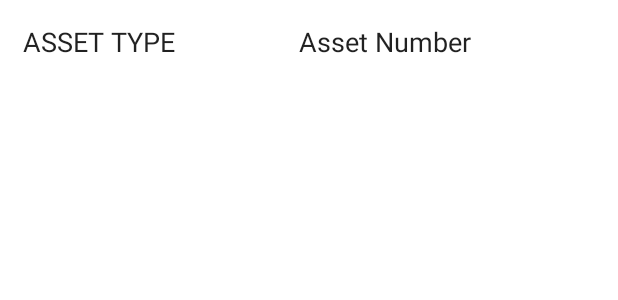
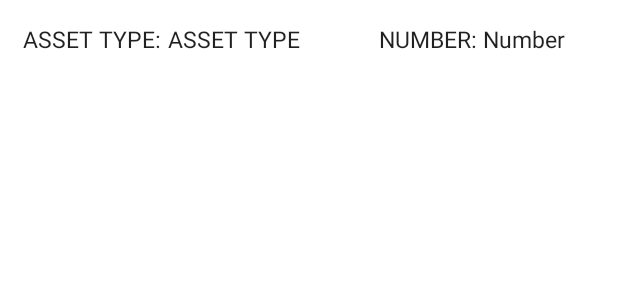
Before and after one commit to PrinceSumberia/assets-management, an Android app: the layout get_info_list.xml on its own in the app's theme, with its tools: preview values and no code run, on a phone screen of 412 x 824 dp. Shown: the top 300 px of the screen. Run offline under Robolectric (Android 15) with nearby library versions, the phone set to English and light mode, and no system bars.

```diff
--- a/app/src/main/java/com/prince/assetManagement/GetInfoList.java
+++ b/app/src/main/java/com/prince/assetManagement/GetInfoList.java
@@ -5,7 +5,7 @@ import android.content.Context;
 import android.view.LayoutInflater;
 import android.view.View;
 import android.view.ViewGroup;
-import android.widget.LinearLayout;
+import android.widget.RelativeLayout;
 import android.widget.TextView;
 
 import java.util.ArrayList;
@@ -46,7 +46,7 @@ public class GetInfoList extends RecyclerView.Adapter<GetInfoList.ViewHolder> {
 
     public class ViewHolder extends RecyclerView.ViewHolder {
         TextView assetType, assetNumber;
-        LinearLayout parentLayout;
+        RelativeLayout parentLayout;
 
         public ViewHolder(@NonNull View itemView) {
             super(itemView);
--- a/app/src/main/res/layout/get_info_list.xml
+++ b/app/src/main/res/layout/get_info_list.xml
@@ -1,5 +1,5 @@
 <?xml version="1.0" encoding="utf-8"?>
-<LinearLayout xmlns:android="http://schemas.android.com/apk/res/android"
+<RelativeLayout xmlns:android="http://schemas.android.com/apk/res/android"
     android:id="@+id/parent_layout_get_info_list"
     android:layout_width="match_parent"
     android:layout_height="match_parent"
@@ -7,21 +7,42 @@
     android:orientation="horizontal">
 
     <TextView
+        android:id="@+id/text"
+        android:layout_width="wrap_content"
+        android:layout_height="wrap_content"
+        android:text="Asset Type: "
+        android:textAllCaps="true"
+        android:textAppearance="@style/TextAppearance.AppCompat.Body1"
+        android:textSize="15sp" />
+
+    <TextView
         android:id="@+id/asset_type"
         android:layout_width="wrap_content"
         android:layout_height="wrap_content"
-        android:layout_weight="1"
+        android:layout_toRightOf="@id/text"
         android:text="Asset Type"
         android:textAllCaps="true"
+        android:textAppearance="@style/TextAppearance.AppCompat"
+        android:textSize="15sp" />
+
+    <TextView
+        android:id="@+id/number"
+        android:layout_width="wrap_content"
+        android:layout_height="wrap_content"
+        android:layout_toLeftOf="@id/asset_number"
+        android:text="Number: "
+        android:textAllCaps="true"
         android:textAppearance="@style/TextAppearance.AppCompat.Body1"
-        android:textSize="18sp" />
+        android:textSize="15sp" />
 
     <TextView
         android:id="@+id/asset_number"
         android:layout_width="wrap_content"
         android:layout_height="wrap_content"
-        android:layout_weight="1"
-        android:text="Asset Number"
+        android:layout_alignParentEnd="true"
+        android:layout_marginEnd="20dp"
+        android:text="Number"
+        android:textAlignment="viewEnd"
         android:textAppearance="@style/TextAppearance.AppCompat"
-        android:textSize="18sp" />
-</LinearLayout>
+        android:textSize="15sp" />
+</RelativeLayout>
```
